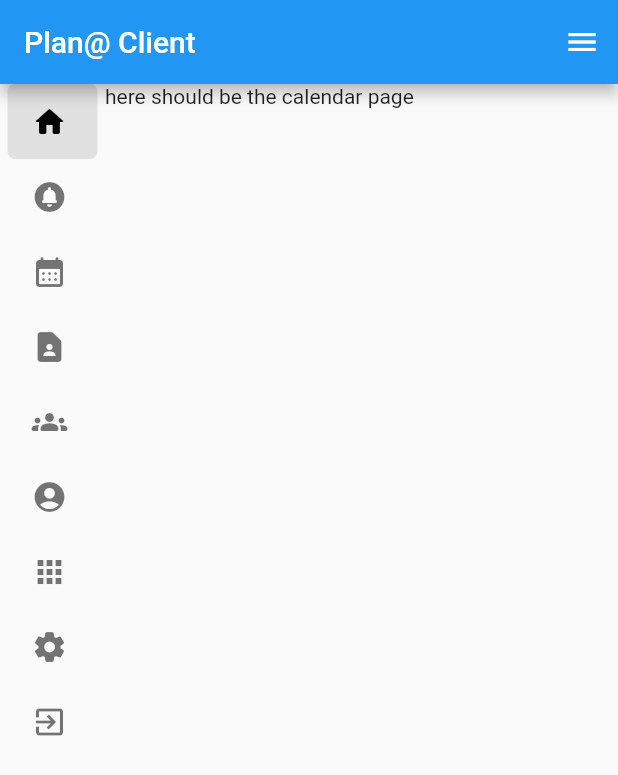
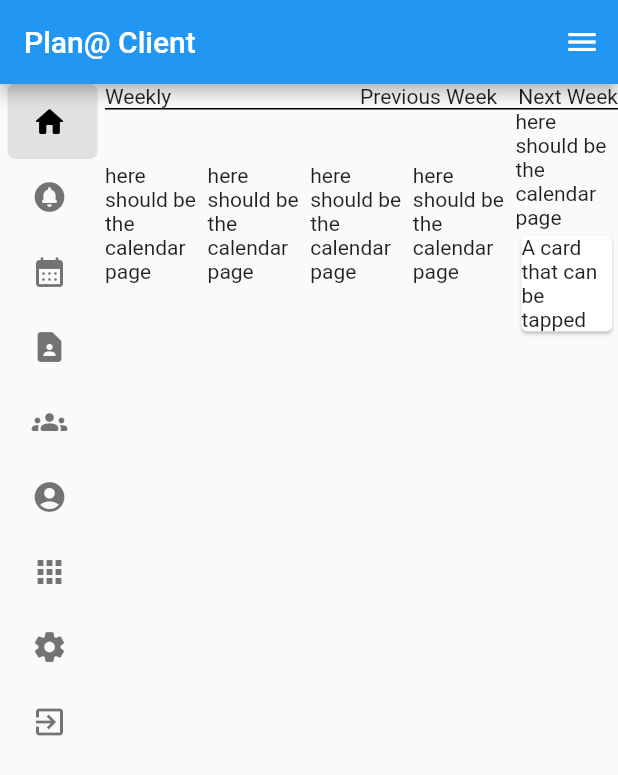
Before and after one commit to Plan-At/PlanAt-Client-Flutter, a Flutter app: the screen it shows after launch, swiped to page 3, on a phone screen of 412 x 824 dp. Shown: the top 775 px of the screen. Run offline on Flutter 3.47's test engine with Material 2 defaults, Android fonts, the phone set to English and light mode, and no system bars; drawn by our look-alikes of easy_sidemenu; missing offline and left inert: dart:html.

Commit message:
overview of the calendar

```diff
--- a/v1/lib/route/CalendarPage.dart
+++ b/v1/lib/route/CalendarPage.dart
@@ -1,3 +1,5 @@
+import 'dart:html';
+
 import 'package:flutter/material.dart';
 
 class MyCalendarPage extends StatefulWidget {
@@ -10,6 +12,86 @@ class MyCalendarPage extends StatefulWidget {
 class _MyCalendarPageState extends State<MyCalendarPage> {
   @override
   Widget build(BuildContext context) {
-    return const Text("here should be the calendar page");
+    return Column(
+      children: [
+        Row(
+          children: const [
+            Text("Weekly"),
+            Spacer(
+              flex: 9,
+            ),
+            Text("Previous Week"),
+            Spacer(
+              flex: 1,
+            ),
+            Text("Next Week"),
+          ],
+        ),
+        const Divider(
+          height: 1,
+          thickness: 1,
+          indent: 0,
+          endIndent: 0,
+          color: Colors.black,
+        ),
+        Row(
+          children: [
+            Expanded(
+              flex: 1,
+              child: Column(
+                children: [
+                  Text("here should be the calendar page")
+                ],
+              ),
+            ),
+            Expanded(
+              flex: 1,
+              child: Column(
+                children: [
+                  Text("here should be the calendar page")
+                ],
+              ),
+            ),
+            Expanded(
+              flex: 1,
+              child: Column(
+                children: [
+                  Text("here should be the calendar page")
+                ],
+              ),
+            ),
+            Expanded(
+              flex: 1,
+              child: Column(
+                children: [
+                  Text("here should be the calendar page")
+                ],
+              ),
+            ),
+            Expanded(
+              flex: 1,
+              child: Column(
+                children: [
+                  Text("here should be the calendar page"),
+                  Card(
+                    child: InkWell(
+                      splashColor: Colors.blue.withAlpha(30),
+                      onTap: () {
+                        debugPrint('Card tapped.');
+                      },
+                      child: const SizedBox(
+                        // width: 300,
+                        // height: 100,
+                        child: Text('A card that can be tapped'),
+                      ),
+                    ),
+                  ),
+                ],
+              ),
+            ),
+          ],
+        ),
+      ],
+    );
   }
 }
```
